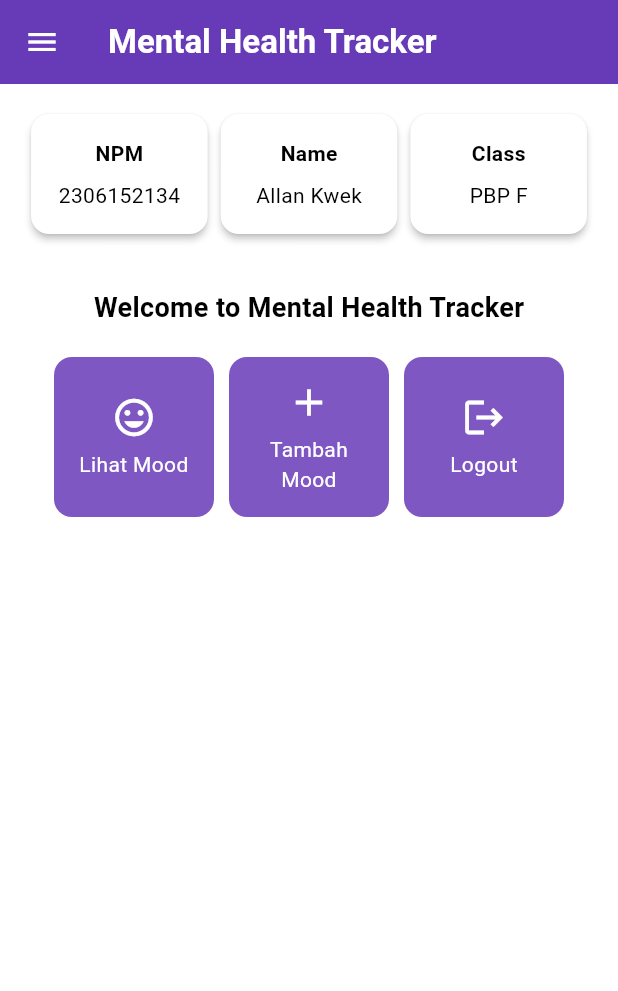
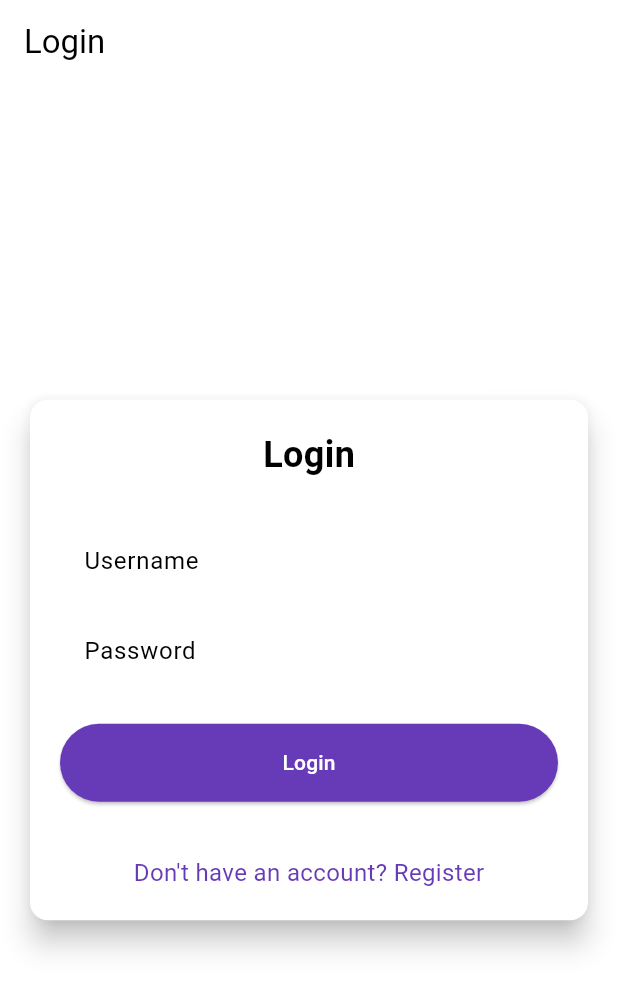
Before and after one commit to lantry-glitch/mental-health-tracker-mobile, a Flutter app: the screen it shows after launch, on a phone screen of 412 x 824 dp. Shown: the top 991 px of the screen. Run offline on Flutter 3.47's test engine with Material 3 defaults, Android fonts, the phone set to English and light mode, and no system bars; missing offline and left inert: pbp_django_auth.

Commit message:
tutorial 8

```diff
--- a/lib/main.dart
+++ b/lib/main.dart
@@ -1,5 +1,8 @@
 import 'package:flutter/material.dart';
 import 'package:mental_health_tracker/screens/menu.dart';
+import 'package:pbp_django_auth/pbp_django_auth.dart';
+import 'package:provider/provider.dart';
+import 'package:mental_health_tracker/screens/login.dart';
 
 void main() {
   runApp(const MyApp());
@@ -8,32 +11,23 @@ void main() {
 class MyApp extends StatelessWidget {
   const MyApp({super.key});
 
-  // This widget is the root of your application.
   @override
   Widget build(BuildContext context) {
-    return MaterialApp(
-      title: 'Flutter Demo',
-      theme: ThemeData(
-        // This is the theme of your application.
-        //
-        // TRY THIS: Try running your application with "flutter run". You'll see
-        // the application has a purple toolbar. Then, without quitting the app,
-        // try changing the seedColor in the colorScheme below to Colors.green
-        // and then invoke "hot reload" (save your changes or press the "hot
-        // reload" button in a Flutter-supported IDE, or press "r" if you used
-        // the command line to start the app).
-        //
-        // Notice that the counter didn't reset back to zero; the application
-        // state is not lost during the reload. To reset the state, use hot
-        // restart instead.
-        //
-        // This works for code too, not just values: Most code changes can be
-        // tested with just a hot reload.
-        colorScheme: ColorScheme.fromSwatch(
-       primarySwatch: Colors.deepPurple,
- ).copyWith(secondary: Colors.deepPurple[400]),
+    return Provider(
+      create: (_) {
+        CookieRequest request = CookieRequest();
+        return request;
+      },
+      child: MaterialApp(
+        title: 'Mental Health Tracker',
+        theme: ThemeData(
+          useMaterial3: true,
+          colorScheme: ColorScheme.fromSwatch(
+            primarySwatch: Colors.deepPurple,
+          ).copyWith(secondary: Colors.deepPurple[400]),
+        ),
+        home: const LoginPage(),
       ),
-      home: MyHomePage(),
     );
   }
 }
--- /dev/null
+++ b/lib/screens/login.dart
@@ -0,0 +1,181 @@
+import 'package:mental_health_tracker/screens/menu.dart';
+import 'package:flutter/material.dart';
+import 'package:pbp_django_auth/pbp_django_auth.dart';
+import 'package:provider/provider.dart';
+import 'package:mental_health_tracker/screens/register.dart';
+
+void main() {
+  runApp(const LoginApp());
+}
+
+class LoginApp extends StatelessWidget {
+  const LoginApp({super.key});
+
+  @override
+  Widget build(BuildContext context) {
+    return MaterialApp(
+      title: 'Login',
+      theme: ThemeData(
+        useMaterial3: true,
+        colorScheme: ColorScheme.fromSwatch(
+          primarySwatch: Colors.deepPurple,
+        ).copyWith(secondary: Colors.deepPurple[400]),
+      ),
+      home: const LoginPage(),
+    );
+  }
+}
+
+class LoginPage extends StatefulWidget {
+  const LoginPage({super.key});
+
+  @override
+  State<LoginPage> createState() => _LoginPageState();
+}
+
+class _LoginPageState extends State<LoginPage> {
+  final TextEditingController _usernameController = TextEditingController();
+  final TextEditingController _passwordController = TextEditingController();
+
+  @override
+  Widget build(BuildContext context) {
+    final request = context.watch<CookieRequest>();
+
+    return Scaffold(
+      appBar: AppBar(
+        title: const Text('Login'),
+      ),
+      body: Center(
+        child: SingleChildScrollView(
+          padding: const EdgeInsets.all(16.0),
+          child: Card(
+            elevation: 8,
+            shape: RoundedRectangleBorder(
+              borderRadius: BorderRadius.circular(12.0),
+            ),
+            child: Padding(
+              padding: const EdgeInsets.all(20.0),
+              child: Column(
+                mainAxisSize: MainAxisSize.min,
+                children: [
+                  const Text(
+                    'Login',
+                    style: TextStyle(
+                      fontSize: 24.0,
+                      fontWeight: FontWeight.bold,
+                    ),
+                  ),
+                  const SizedBox(height: 30.0),
+                  TextField(
+                    controller: _usernameController,
+                    decoration: const InputDecoration(
+                      labelText: 'Username',
+                      hintText: 'Enter your username',
+                      border: OutlineInputBorder(
+                        borderRadius: BorderRadius.all(Radius.circular(12.0)),
+                      ),
+                      contentPadding:
+                          EdgeInsets.symmetric(horizontal: 12.0, vertical: 8.0),
+                    ),
+                  ),
+                  const SizedBox(height: 12.0),
+                  TextField(
+                    controller: _passwordController,
+                    decoration: const InputDecoration(
+                      labelText: 'Password',
+                      hintText: 'Enter your password',
+                      border: OutlineInputBorder(
+                        borderRadius: BorderRadius.all(Radius.circular(12.0)),
+                      ),
+                      contentPadding:
+                          EdgeInsets.symmetric(horizontal: 12.0, vertical: 8.0),
+                    ),
+                    obscureText: true,
+                  ),
+                  const SizedBox(height: 24.0),
+                  ElevatedButton(
+                    onPressed: () async {
+                      String username = _usernameController.text;
+                      String password = _passwordController.text;
+
+                      // Cek kredensial
+                      // TODO: Ganti URL dan jangan lupa tambahkan trailing slash (/) di akhir URL!
+                      // Untuk menyambungkan Android emulator dengan Django pada localhost,
+                      // gunakan URL http://10.0.2.2/
+                      final response = await request
+                          .login("http://[APP_URL_KAMU]/auth/login/", {
+                        'username': username,
+                        'password': password,
+                      });
+
+                      if (request.loggedIn) {
+                        String message = response['message'];
+                        String uname = response['username'];
+                        if (context.mounted) {
+                          Navigator.pushReplacement(
+                            context,
+                            MaterialPageRoute(
+                                builder: (context) => MyHomePage()),
+                          );
+                          ScaffoldMessenger.of(context)
+                            ..hideCurrentSnackBar()
+                            ..showSnackBar(
+                              SnackBar(
+                                  content:
+                                      Text("$message Selamat datang, $uname.")),
+                            );
+                        }
+                      } else {
+                        if (context.mounted) {
+                          showDialog(
+                            context: context,
+                            builder: (context) => AlertDialog(
+                              title: const Text('Login Gagal'),
+                              content: Text(response['message']),
+                              actions: [
+                                TextButton(
+                                  child: const Text('OK'),
+                                  onPressed: () {
+                                    Navigator.pop(context);
+                                  },
+                                ),
+                              ],
+                            ),
+                          );
+                        }
+                      }
+                    },
+                    style: ElevatedButton.styleFrom(
+                      foregroundColor: Colors.white,
+                      minimumSize: Size(double.infinity, 50),
+                      backgroundColor: Theme.of(context).colorScheme.primary,
+                      padding: const EdgeInsets.symmetric(vertical: 16.0),
+                    ),
+                    child: const Text('Login'),
+                  ),
+                  const SizedBox(height: 36.0),
+                  GestureDetector(
+                    onTap: () {
+                      Navigator.push(
+                        context,
+                        MaterialPageRoute(
+                            builder: (context) => const RegisterPage()),
+                      );
+                    },
+                    child: Text(
+                      'Don\'t have an account? Register',
+                      style: TextStyle(
+                        color: Theme.of(context).colorScheme.primary,
+                        fontSize: 16.0,
+                      ),
+                    ),
+                  ),
+                ],
+              ),
+            ),
+          ),
+        ),
+      ),
+    );
+  }
+}
--- a/pubspec.yaml
+++ b/pubspec.yaml
@@ -35,6 +35,9 @@ dependencies:
   # The following adds the Cupertino Icons font to your application.
   # Use with the CupertinoIcons class for iOS style icons.
   cupertino_icons: ^1.0.8
+  provider: ^6.1.2
+  pbp_django_auth: ^0.4.0
+  http: ^1.2.2
 
 dev_dependencies:
   flutter_test:
```
Also changed, not shown: lib/models/mood_entry.dart (added, +65 -0 lines), lib/screens/list_moodentry.dart (added, +91 -0 lines), lib/screens/moodentry_form.dart (+38 -3 lines), lib/screens/register.dart (added, +166 -0 lines), lib/widgets/left_drawer.dart (+10 -13 lines), lib/widgets/mood_cart.dart (+37 -1 lines), pubspec.lock, 2 other files.
